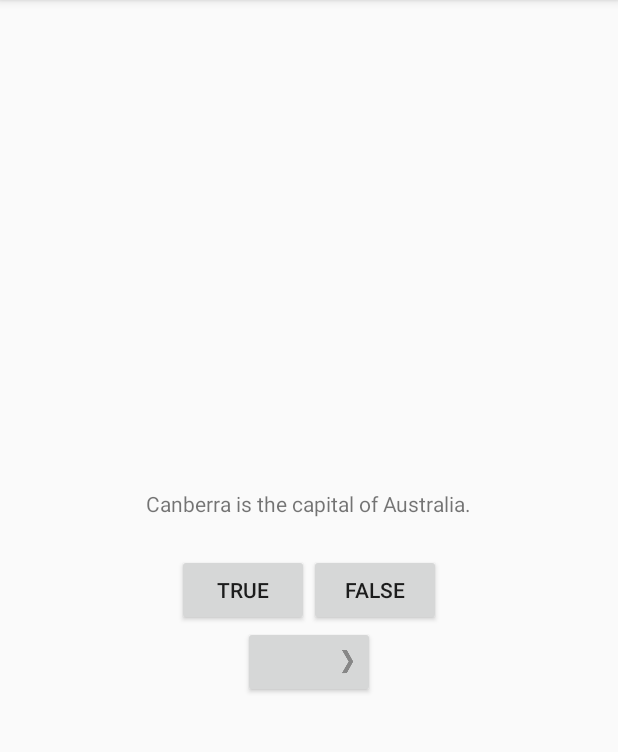
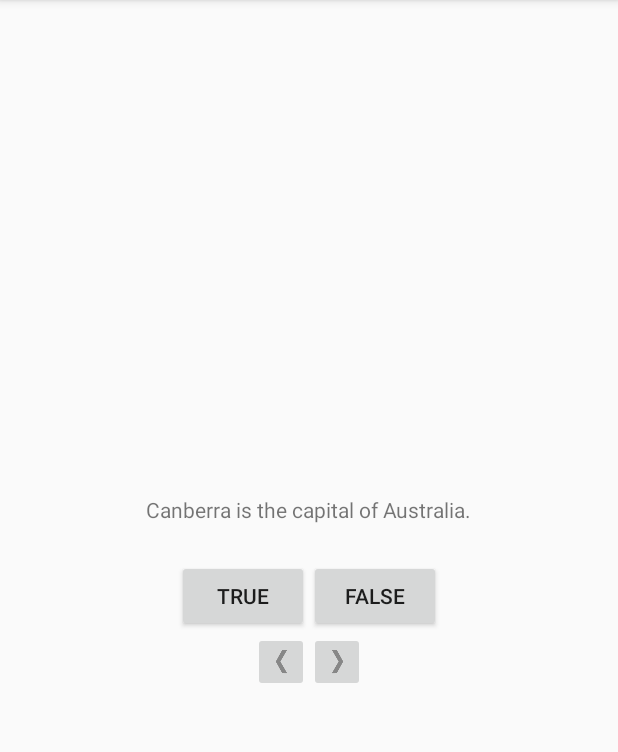
Before and after one commit to owenrlin/GeoQuiz, an Android app: the screen it shows after launch (QuizActivity), on a phone screen of 412 x 824 dp, the part 84-836 px from its top. Run offline under Robolectric (Android 15) with nearby library versions, the phone set to English and light mode, and no system bars.

Commit message:
Implemented chapter 2 challenges

```diff
--- a/app/src/main/java/com/bignerdranch/android/geoquiz/QuizActivity.java
+++ b/app/src/main/java/com/bignerdranch/android/geoquiz/QuizActivity.java
@@ -4,6 +4,7 @@ import android.support.v7.app.AppCompatActivity;
 import android.os.Bundle;
 import android.view.View;
 import android.widget.Button;
+import android.widget.ImageButton;
 import android.widget.TextView;
 import android.widget.Toast;
 
@@ -11,7 +12,8 @@ public class QuizActivity extends AppCompatActivity {
 
     private Button mTrueButton;
     private Button mFalseButton;
-    private Button mNextButton;
+    private ImageButton mPrevButton;
+    private ImageButton mNextButton;
     private TextView mQuestionTextView;
 
     private Question[] mQuestionBank = new Question[] {
@@ -31,6 +33,13 @@ public class QuizActivity extends AppCompatActivity {
         setContentView(R.layout.activity_quiz);
 
         mQuestionTextView = (TextView)findViewById(R.id.question_text_view);
+        mQuestionTextView.setOnClickListener(new View.OnClickListener() {
+            @Override
+            public void onClick(View v) {
+                mCurrentIndex = (++mCurrentIndex) % mQuestionBank.length;
+                updateQuestion();
+            }
+        });
         updateQuestion();
 
         mTrueButton = (Button)findViewById(R.id.true_button);
@@ -49,11 +58,20 @@ public class QuizActivity extends AppCompatActivity {
            }
        });
 
-        mNextButton = (Button)findViewById(R.id.next_button);
+        mNextButton = (ImageButton)findViewById(R.id.next_button);
         mNextButton.setOnClickListener(new View.OnClickListener() {
             @Override
             public void onClick(View v) {
                 mCurrentIndex = (++mCurrentIndex) % mQuestionBank.length;
+                updateQuestion();
+            }
+        });
+
+        mPrevButton = (ImageButton)findViewById(R.id.prev_button);
+        mPrevButton.setOnClickListener(new View.OnClickListener() {
+            @Override
+            public void onClick(View v) {
+                mCurrentIndex = (mQuestionBank.length + --mCurrentIndex) % mQuestionBank.length;
                 updateQuestion();
             }
         });
--- a/app/src/main/res/layout/activity_quiz.xml
+++ b/app/src/main/res/layout/activity_quiz.xml
@@ -29,11 +29,25 @@
         android:text="@string/false_button" />
     </LinearLayout>
 
-    <Button
+    <LinearLayout
+        android:layout_width="wrap_content"
+        android:layout_height="wrap_content"
+        android:orientation="horizontal">
+
+    <ImageButton
+        android:id="@+id/prev_button"
+        android:layout_width="wrap_content"
+        android:layout_height="wrap_content"
+        android:src="@drawable/arrow_left"
+        android:contentDescription="@string/prev_button"/>
+
+    <ImageButton
         android:id="@+id/next_button"
         android:layout_width="wrap_content"
         android:layout_height="wrap_content"
-        android:drawableRight="@drawable/arrow_right"
-        android:drawablePadding="4dp"/>
+        android:src="@drawable/arrow_right"
+        android:contentDescription="@string/next_button"/>
+
+    </LinearLayout>
 
 </LinearLayout>
--- a/app/src/main/res/values/strings.xml
+++ b/app/src/main/res/values/strings.xml
@@ -3,9 +3,10 @@
     <string name="question_text"> Canberra is the capital of Australia. </string>
     <string name="true_button">True</string>
     <string name="false_button">False</string>
+    <string name="next_button">Next</string>
+    <string name="prev_button">Previous</string>
     <string name="correct_toast">Correct!</string>
     <string name="incorrect_toast">Incorrect!</string>
-    <string name="next_button">Next!</string>
     <string name="question_australia">Canberra is the capital of Australia.</string>
     <string name="question_oceans">The Pacific Ocean is larger than the Atlantic Ocean.</string>
     <string name="question_mideast">The Suez Canal connects the Red Sea and the Indian Ocean.</string>
```
